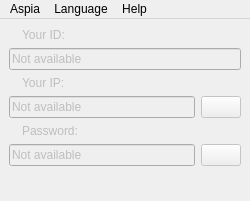
Qt form source/host/ui/host_main_window.ui (dchapyshev/aspia) before a commit.
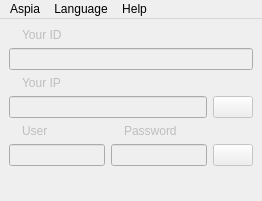
The same form after that commit. Icons and pictures are not drawn.

What changed in the file:
```diff
--- a/source/host/ui/host_main_window.ui
+++ b/source/host/ui/host_main_window.ui
@@ -6,7 +6,7 @@
    <rect>
     <x>0</x>
     <y>0</y>
-    <width>250</width>
+    <width>262</width>
     <height>201</height>
    </rect>
   </property>
@@ -57,7 +57,7 @@
          <bool>false</bool>
         </property>
         <property name="text">
-         <string>Your ID:</string>
+         <string>Your ID</string>
         </property>
        </widget>
       </item>
@@ -69,7 +69,7 @@
        <bool>false</bool>
       </property>
       <property name="text">
-       <string>Not available</string>
+       <string/>
       </property>
       <property name="readOnly">
        <bool>true</bool>
@@ -106,7 +106,7 @@
          <bool>false</bool>
         </property>
         <property name="text">
-         <string>Your IP:</string>
+         <string>Your IP</string>
         </property>
        </widget>
       </item>
@@ -120,7 +120,7 @@
          <bool>false</bool>
         </property>
         <property name="text">
-         <string>Not available</string>
+         <string/>
         </property>
         <property name="readOnly">
          <bool>true</bool>
@@ -150,6 +150,41 @@
      </layout>
     </item>
     <item>
+     <layout class="QGridLayout" name="gridLayout">
+      <item row="0" column="0">
+       <layout class="QHBoxLayout" name="horizontalLayout">
+        <item>
+         <widget class="QLabel" name="label_icon_user">
+          <property name="enabled">
+           <bool>false</bool>
+          </property>
+          <property name="sizePolicy">
+           <sizepolicy hsizetype="Fixed" vsizetype="Preferred">
+            <horstretch>0</horstretch>
+            <verstretch>0</verstretch>
+           </sizepolicy>
+          </property>
+          <property name="text">
+           <string/>
+          </property>
+          <property name="pixmap">
+           <pixmap resource="../resources/host.qrc">:/img/user.png</pixmap>
+          </property>
+         </widget>
+        </item>
+        <item>
+         <widget class="QLabel" name="label_user">
+          <property name="enabled">
+           <bool>false</bool>
+          </property>
+          <property name="text">
+           <string>User</string>
+          </property>
+         </widget>
+        </item>
+       </layout>
+      </item>
+      <item row="0" column="1">
      <layout class="QHBoxLayout" name="horizontalLayout_4">
       <item>
        <widget class="QLabel" name="label_icon_password">
@@ -179,28 +214,45 @@
          <bool>false</bool>
         </property>
         <property name="text">
-         <string>Password:</string>
+           <string>Password</string>
         </property>
        </widget>
       </item>
      </layout>
     </item>
-    <item>
-     <layout class="QHBoxLayout" name="horizontalLayout_5">
-      <item>
+      <item row="1" column="0">
+       <widget class="QLineEdit" name="edit_user">
+        <property name="enabled">
+         <bool>false</bool>
+        </property>
+        <property name="text">
+         <string/>
+        </property>
+        <property name="alignment">
+         <set>Qt::AlignLeading|Qt::AlignLeft|Qt::AlignVCenter</set>
+        </property>
+        <property name="readOnly">
+         <bool>true</bool>
+        </property>
+       </widget>
+      </item>
+      <item row="1" column="1">
        <widget class="QLineEdit" name="edit_password">
         <property name="enabled">
          <bool>false</bool>
         </property>
         <property name="text">
-         <string>Not available</string>
+         <string/>
+        </property>
+        <property name="alignment">
+         <set>Qt::AlignLeading|Qt::AlignLeft|Qt::AlignVCenter</set>
         </property>
         <property name="readOnly">
          <bool>true</bool>
         </property>
        </widget>
       </item>
-      <item>
+      <item row="1" column="2">
        <widget class="QPushButton" name="button_new_password">
         <property name="enabled">
          <bool>false</bool>
@@ -242,7 +294,7 @@
     <rect>
      <x>0</x>
      <y>0</y>
-     <width>250</width>
+     <width>262</width>
      <height>21</height>
     </rect>
    </property>
```
Lines whose indentation alone changed are shown as unchanged.
